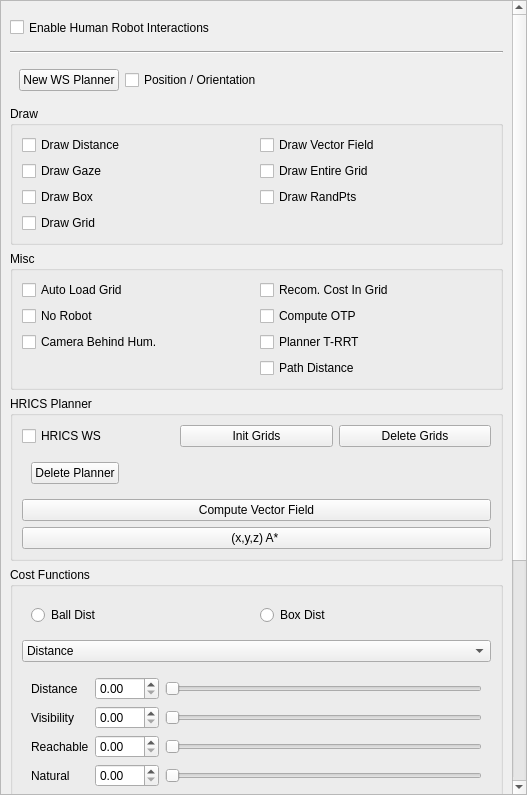
The window that src/move3d-qt-gui-libs/src/qtMainInterface/sideWidgets/qtHrics.ui (jmainpri/move3d-studio) describes before a commit, drawn with Qt 5.
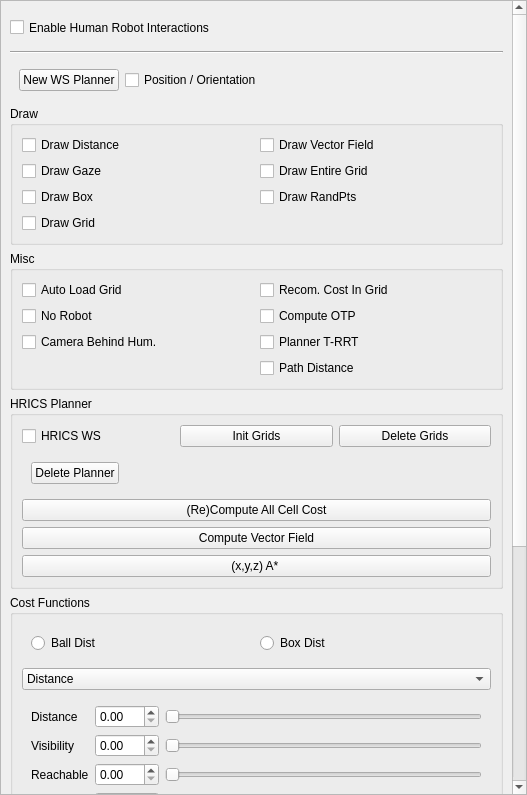
The same window after the commit.

Commit message: [move3dt-gui-libs] Add several buttons to the interface

```diff
--- a/src/move3d-qt-gui-libs/src/qtMainInterface/sideWidgets/qtHrics.ui
+++ b/src/move3d-qt-gui-libs/src/qtMainInterface/sideWidgets/qtHrics.ui
@@ -35,9 +35,9 @@
       <property name="geometry">
        <rect>
         <x>0</x>
-        <y>0</y>
-        <width>509</width>
-        <height>1304</height>
+        <y>-218</y>
+        <width>510</width>
+        <height>1268</height>
        </rect>
       </property>
       <layout class="QVBoxLayout" name="verticalLayout_24">
@@ -269,20 +269,27 @@
           </item>
           <item>
            <layout class="QGridLayout" name="gridLayout_2">
-            <item row="2" column="0">
+            <item row="3" column="0">
              <widget class="QPushButton" name="pushButtonAStarIn3DGrid">
               <property name="text">
                <string>(x,y,z) A* </string>
               </property>
              </widget>
             </item>
-            <item row="0" column="0">
+            <item row="1" column="0">
              <widget class="QPushButton" name="pushButtonVectorField">
               <property name="text">
                <string>Compute Vector Field</string>
               </property>
              </widget>
             </item>
+            <item row="0" column="0">
+             <widget class="QPushButton" name="pushButtonComputeAllCellCost">
+              <property name="text">
+               <string>(Re)Compute All Cell Cost</string>
+              </property>
+             </widget>
+            </item>
            </layout>
           </item>
          </layout>
```
The commit also changes 13 other files.
